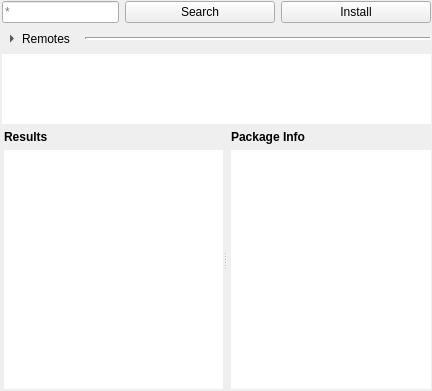
Before: the Qt Designer form src/conan_explorer/ui/views/conan_search/conan_search.ui in goszpeti/conan_explorer, drawn with Qt 5.
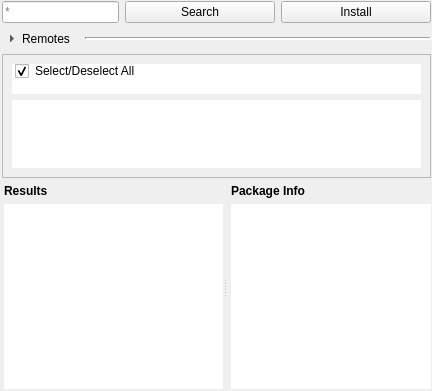
After: the same form once the commit is applied. Icons and pictures are not drawn. Custom widgets are drawn as their Qt base class.

Commit message: Add experimental select/deselect all button remotes in Conan Search view

Patch:
```diff
--- a/src/conan_explorer/ui/views/conan_search/conan_search.ui
+++ b/src/conan_explorer/ui/views/conan_search/conan_search.ui
@@ -186,9 +186,57 @@
     </layout>
    </item>
    <item>
+    <widget class="QFrame" name="frame">
+     <property name="frameShape">
+      <enum>QFrame::Shape::StyledPanel</enum>
+     </property>
+     <property name="frameShadow">
+      <enum>QFrame::Shadow::Raised</enum>
+     </property>
+     <layout class="QVBoxLayout" name="verticalLayout_2" stretch="0,1">
+      <item>
+       <widget class="QListWidget" name="select_all_widget">
+        <property name="sizePolicy">
+         <sizepolicy hsizetype="MinimumExpanding" vsizetype="Fixed">
+          <horstretch>0</horstretch>
+          <verstretch>0</verstretch>
+         </sizepolicy>
+        </property>
+        <property name="maximumSize">
+         <size>
+          <width>16777215</width>
+          <height>30</height>
+         </size>
+        </property>
+        <property name="frameShape">
+         <enum>QFrame::Shape::NoFrame</enum>
+        </property>
+        <property name="editTriggers">
+         <set>QAbstractItemView::EditTrigger::NoEditTriggers</set>
+        </property>
+        <property name="resizeMode">
+         <enum>QListView::ResizeMode::Fixed</enum>
+        </property>
+        <property name="uniformItemSizes">
+         <bool>true</bool>
+        </property>
+        <item>
+         <property name="text">
+          <string>Select/Deselect All</string>
+         </property>
+         <property name="checkState">
+          <enum>Checked</enum>
+         </property>
+         <property name="flags">
+          <set>ItemIsSelectable|ItemIsDragEnabled|ItemIsUserCheckable|ItemIsEnabled|ItemIsAutoTristate</set>
+         </property>
+        </item>
+       </widget>
+      </item>
+      <item>
     <widget class="QListWidget" name="remote_list">
      <property name="sizePolicy">
-      <sizepolicy hsizetype="MinimumExpanding" vsizetype="Fixed">
+         <sizepolicy hsizetype="MinimumExpanding" vsizetype="Preferred">
        <horstretch>0</horstretch>
        <verstretch>0</verstretch>
       </sizepolicy>
@@ -241,6 +289,9 @@
      <property name="sortingEnabled">
       <bool>true</bool>
      </property>
+       </widget>
+      </item>
+     </layout>
     </widget>
    </item>
    <item>
```
Left out of the diff: 47 changed lines with no effect on the pictures. Lines whose indentation alone changed are shown as unchanged. The commit also changes 2 other files.
